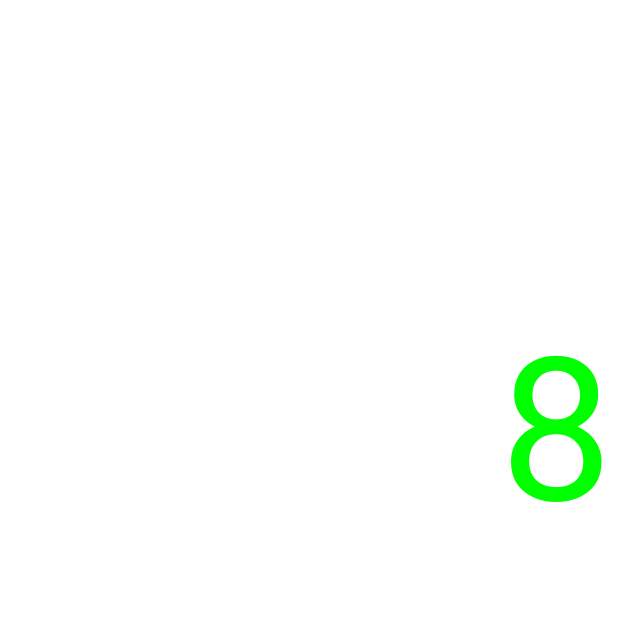
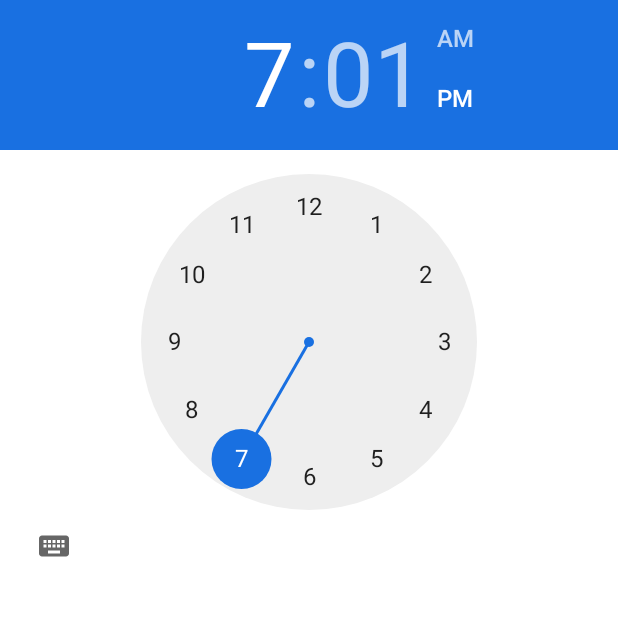
Before and after one commit to HRPF/FSClock, an Android app: the fragment BlankFragment shown on its own in the app's theme, on a phone screen of 412 x 824 dp, the top half of it. Run offline under Robolectric (Android 15) with nearby library versions, the phone set to English and light mode, and no system bars.

Commit message:
Add something useless

```diff
--- a/app/src/main/java/com/hrpf/fsclock/ViewPager.java
+++ b/app/src/main/java/com/hrpf/fsclock/ViewPager.java
@@ -22,6 +22,7 @@ import com.hrpf.fsclock.fragment.AnalogClockFragment;
 import com.hrpf.fsclock.fragment.AppSettingsFragment;
 import com.hrpf.fsclock.fragment.DigitalClockFragment;
 import com.hrpf.fsclock.fragment.WebviewFragment;
+import com.hrpf.fsclock.fragment.BlankFragment;
 import com.hrpf.fsclock.service.ScreenControlService;
 
 import java.util.ArrayList;
@@ -66,12 +67,12 @@ public class ViewPager extends FragmentActivity{
         AppSettingsFragment fgm0 = AppSettingsFragment.newInstance();
         DigitalClockFragment fgm1 = DigitalClockFragment.newInstance("fgm1", "");
         AnalogClockFragment fgm2 = AnalogClockFragment.newInstance("fgm2", "");
-        // BlankFragment test_fgm = BlankFragment.newInstance("Test Fragment", "");
+        BlankFragment test_fgm = BlankFragment.newInstance("Test Fragment", "");
 
         fragmentList.add(fgm0);
         fragmentList.add(fgm1);
         fragmentList.add(fgm2);
-        // fragmentList.add(test_fgm);
+        fragmentList.add(test_fgm);
 
         boolean enable_remote_sensor = appPreferences.getBoolean("enable_remote_sensor", false);
         if(enable_remote_sensor) {
--- a/app/src/main/java/com/hrpf/fsclock/fragment/BlankFragment.java
+++ b/app/src/main/java/com/hrpf/fsclock/fragment/BlankFragment.java
@@ -69,7 +69,5 @@ public class BlankFragment extends Fragment {
     @Override
     public void onViewCreated(@NonNull View view, @Nullable Bundle savedInstanceState) {
         super.onViewCreated(view, savedInstanceState);
-        TextView text = view.findViewById(R.id.temp_text);
-        text.setText(this.mParam1);
     }
 }
--- a/app/src/main/res/layout/fragment_blank.xml
+++ b/app/src/main/res/layout/fragment_blank.xml
@@ -5,14 +5,9 @@
     android:layout_height="match_parent"
     tools:context=".fragment.BlankFragment">
 
-    <TextView
-        android:id="@+id/temp_text"
+    <TimePicker
         android:layout_width="match_parent"
-        android:layout_height="match_parent" />
-
-    <com.hrpf.fsclock.customizeview.TestView
-        android:layout_width="wrap_content"
-        android:layout_height="wrap_content" >
-    </com.hrpf.fsclock.customizeview.TestView>
+        android:layout_height="match_parent">
+    </TimePicker>
 
 </FrameLayout>
```
Also changed, not shown: app/src/main/java/com/hrpf/fsclock/customizepreference/TimePreference.java (added, +35 -0 lines), app/src/main/java/com/hrpf/fsclock/service/ScreenControlService.java (+9 -0 lines).
